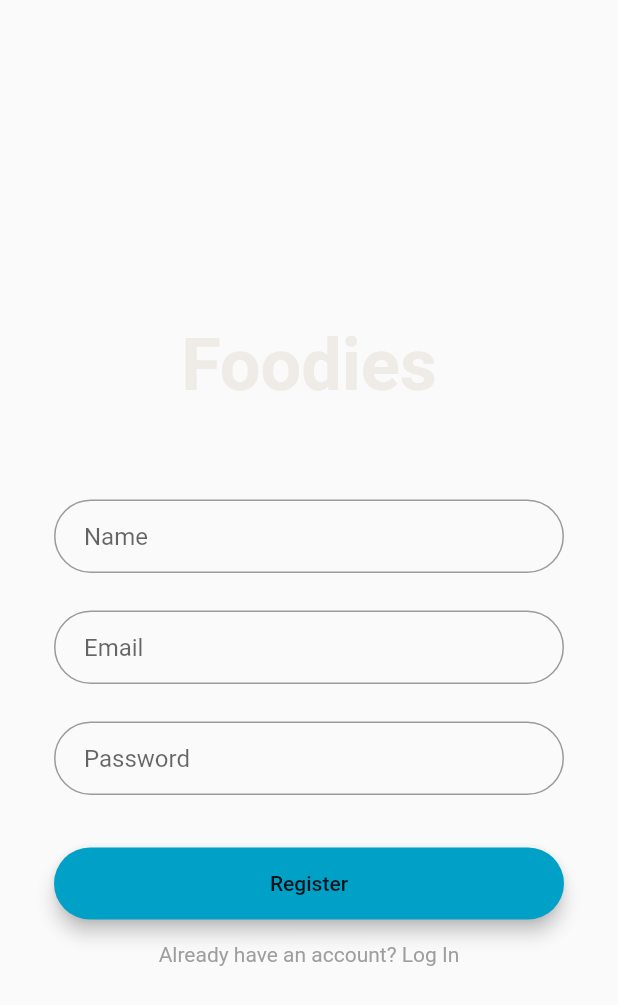
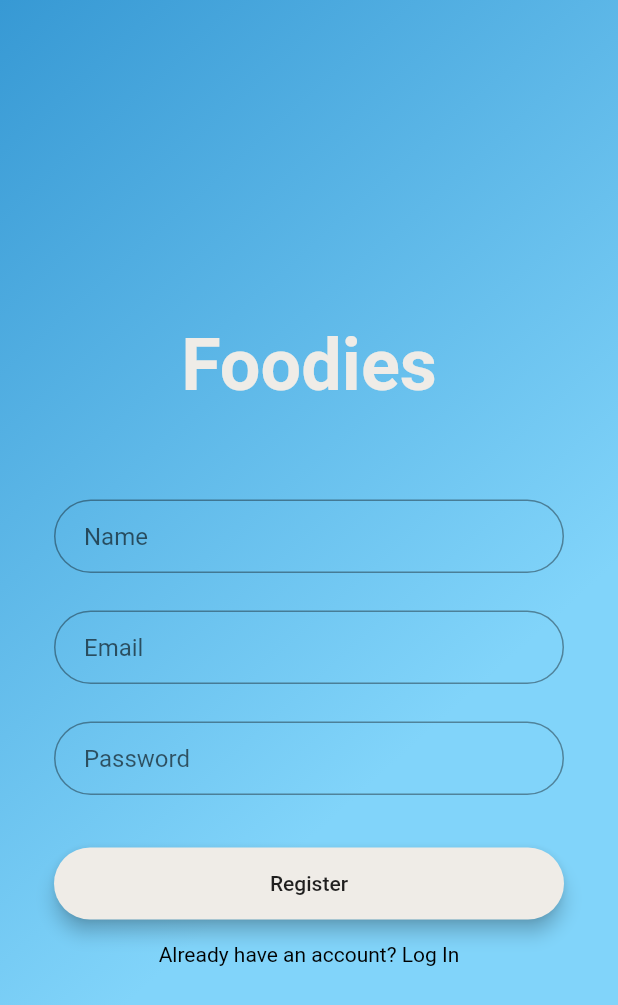
Before and after one commit to maryfan1106/Foodies, a Flutter app: the screen it shows after launch, after a tap on "Don't have an account? Sign Up", on a phone screen of 412 x 824 dp. Shown: the top 1005 px of the screen. Run offline on Flutter 3.47's test engine with Material 2 defaults, Android fonts, the phone set to English and light mode, and no system bars; our stand-ins replace flutter_dotenv, shared_preferences; network calls fail; Roboto replaces fonts that are missing (lobster); statements that could not run were skipped.

Commit message:
home page done

```diff
--- a/foodies_app/lib/pages/home_screen.dart
+++ b/foodies_app/lib/pages/home_screen.dart
@@ -69,6 +69,7 @@ class _HomeScreenState extends State<HomeScreen>
   Widget build(BuildContext context) {
     return Scaffold(
       appBar: AppBar(
+        backgroundColor: const Color(0xFF3799D4),
         leading: IconButton(
           icon: Transform.rotate(
             angle: math.pi,
--- a/foodies_app/lib/pages/register_screen.dart
+++ b/foodies_app/lib/pages/register_screen.dart
@@ -35,7 +35,7 @@ class _RegisterScreenState extends State<RegisterScreen> {
     final Material _registerButton = Material(
       elevation: 5.0,
       borderRadius: BorderRadius.circular(30.0),
-      color: const Color(0xff01A0C7),
+      color: const Color(0xffEFECE7),
       child: MaterialButton(
         minWidth: MediaQuery.of(context).size.width,
         padding: CircTextInput.padding,
@@ -45,7 +45,16 @@ class _RegisterScreenState extends State<RegisterScreen> {
     );
 
     return Scaffold(
-      body: Center(
+      body: Container(
+        decoration: BoxDecoration(
+          gradient: LinearGradient(
+            begin: Alignment.topLeft,
+            end: Alignment(0.8,0.0),
+            colors: [const Color(0xFF3799D4), const Color(0xFF81D4FA)],
+            //tileMode: TileMode.repeated,
+          ),
+        ),
+      child: Center(
         child: SingleChildScrollView(
           child: Padding(
             padding: const EdgeInsets.fromLTRB(36, 54, 36, 36),
@@ -68,7 +77,7 @@ class _RegisterScreenState extends State<RegisterScreen> {
                   },
                   child: const Text(
                     'Already have an account? Log In',
-                    style: TextStyle(color: Colors.grey, fontSize: 14.0),
+                    style: TextStyle(color: Colors.black, fontSize: 14.0),
                   ),
                 ),
               ],
@@ -76,6 +85,7 @@ class _RegisterScreenState extends State<RegisterScreen> {
           ),
         ),
       ),
+      ),
     );
   }
 }
```
Also changed, not shown: 3 other files.
